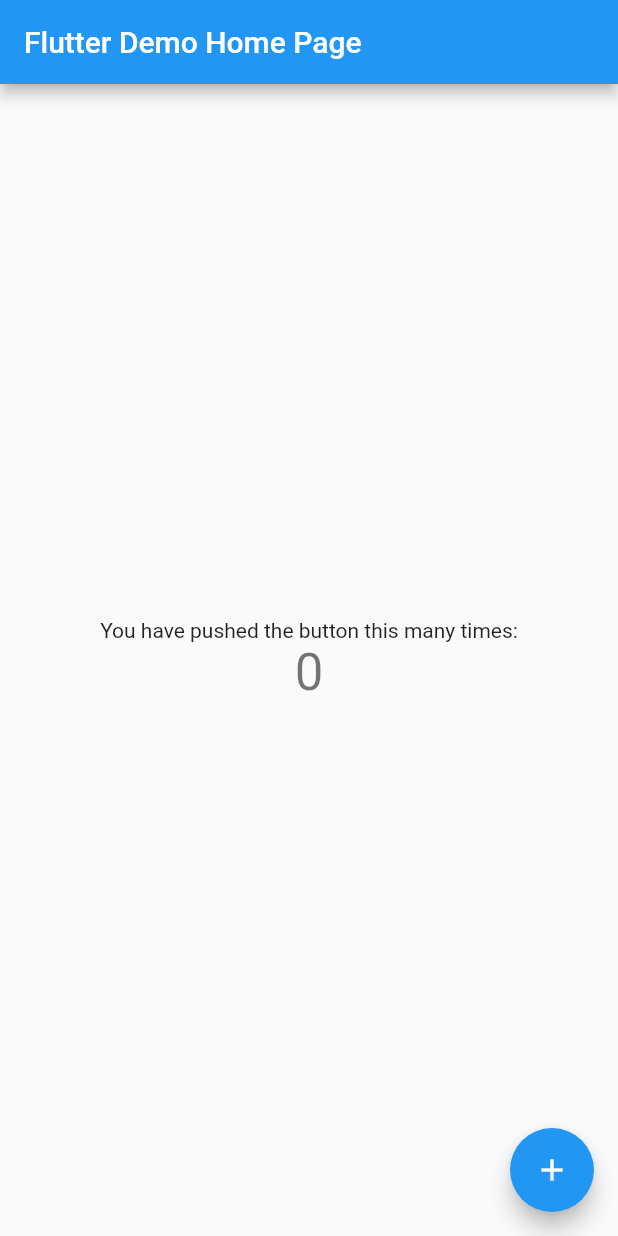
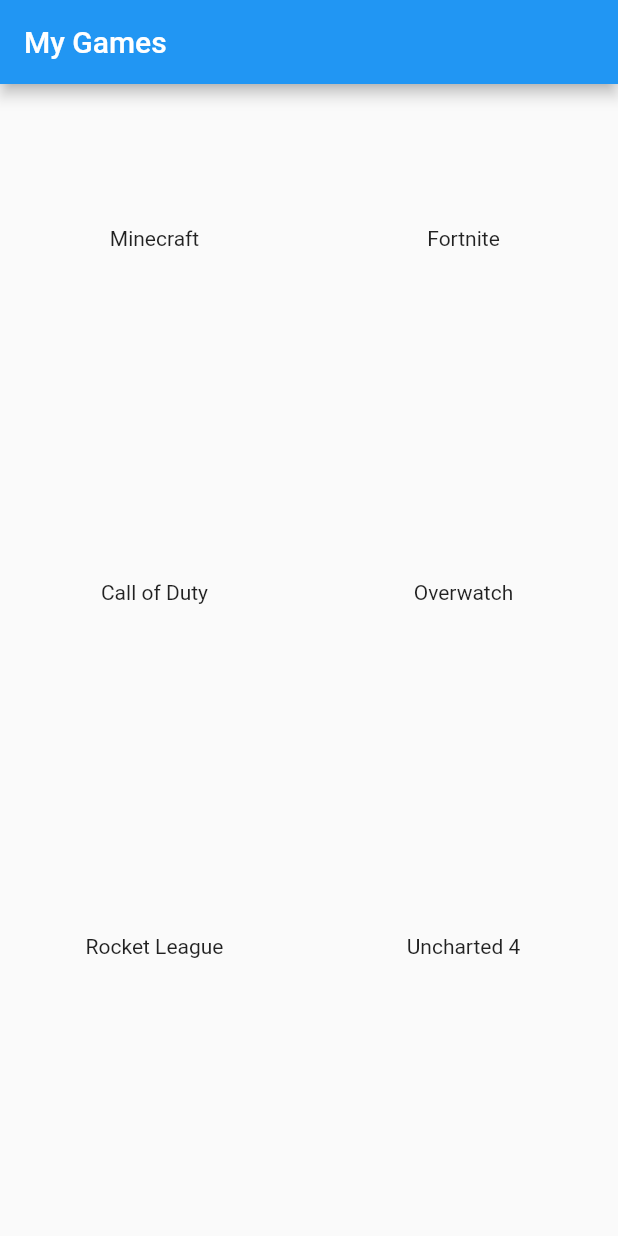
Before and after one commit to fluttersensei/video_game_catalog, a Flutter app: the screen it shows after launch, on a phone screen of 412 x 824 dp. Run offline on Flutter 3.47's test engine with Material 2 defaults, Android fonts, the phone set to English and light mode, and no system bars.

Commit message:
Adding a GridView

```diff
--- /dev/null
+++ b/lib/containers/game_grid.dart
@@ -0,0 +1,17 @@
+import 'package:flutter/material.dart';
+
+class GameGrid extends StatelessWidget {
+  GameGrid(this.gameList);
+  final List<String> gameList;
+
+  @override
+  Widget build(BuildContext context) {
+    return GridView.count(
+      crossAxisCount: 2,
+      mainAxisSpacing: 30,
+      children: List.generate(gameList.length, (index) {
+        return Center(child: Text(gameList[index]));
+      }),
+    );
+  }
+}
--- a/lib/main.dart
+++ b/lib/main.dart
@@ -1,42 +1,34 @@
 import 'package:flutter/material.dart';
+import 'package:video_game_catalog/containers/game_grid.dart';
 
 void main() => runApp(MyApp());
 
+const List<String> initialGames = [
+  'Minecraft',
+  'Fortnite',
+  'Call of Duty',
+  'Overwatch',
+  'Rocket League',
+  'Uncharted 4',
+  'Forza Horizon 4',
+  'Cuphead',
+];
+
 class MyApp extends StatelessWidget {
-  // This widget is the root of your application.
   @override
   Widget build(BuildContext context) {
     return MaterialApp(
-      title: 'Flutter Demo',
+      title: 'Video Game Catalog',
       theme: ThemeData(
-        // This is the theme of your application.
-        //
-        // Try running your application with "flutter run". You'll see the
-        // application has a blue toolbar. Then, without quitting the app, try
-        // changing the primarySwatch below to Colors.green and then invoke
-        // "hot reload" (press "r" in the console where you ran "flutter run",
-        // or simply save your changes to "hot reload" in a Flutter IDE).
-        // Notice that the counter didn't reset back to zero; the application
-        // is not restarted.
         primarySwatch: Colors.blue,
       ),
-      home: MyHomePage(title: 'Flutter Demo Home Page'),
+      home: MyHomePage(title: 'My Games'),
     );
   }
 }
 
 class MyHomePage extends StatefulWidget {
   MyHomePage({Key key, this.title}) : super(key: key);
-
-  // This widget is the home page of your application. It is stateful, meaning
-  // that it has a State object (defined below) that contains fields that affect
-  // how it looks.
-
-  // This class is the configuration for the state. It holds the values (in this
-  // case the title) provided by the parent (in this case the App widget) and
-  // used by the build method of the State. Fields in a Widget subclass are
-  // always marked "final".
-
   final String title;
 
   @override
@@ -44,68 +36,13 @@ class MyHomePage extends StatefulWidget {
 }
 
 class _MyHomePageState extends State<MyHomePage> {
-  int _counter = 0;
-
-  void _incrementCounter() {
-    setState(() {
-      // This call to setState tells the Flutter framework that something has
-      // changed in this State, which causes it to rerun the build method below
-      // so that the display can reflect the updated values. If we changed
-      // _counter without calling setState(), then the build method would not be
-      // called again, and so nothing would appear to happen.
-      _counter++;
-    });
-  }
-
   @override
   Widget build(BuildContext context) {
-    // This method is rerun every time setState is called, for instance as done
-    // by the _incrementCounter method above.
-    //
-    // The Flutter framework has been optimized to make rerunning build methods
-    // fast, so that you can just rebuild anything that needs updating rather
-    // than having to individually change instances of widgets.
     return Scaffold(
       appBar: AppBar(
-        // Here we take the value from the MyHomePage object that was created by
-        // the App.build method, and use it to set our appbar title.
         title: Text(widget.title),
       ),
-      body: Center(
-        // Center is a layout widget. It takes a single child and positions it
-        // in the middle of the parent.
-        child: Column(
-          // Column is also layout widget. It takes a list of children and
-          // arranges them vertically. By default, it sizes itself to fit its
-          // children horizontally, and tries to be as tall as its parent.
-          //
-          // Invoke "debug painting" (press "p" in the console, choose the
-          // "Toggle Debug Paint" action from the Flutter Inspector in Android
-          // Studio, or the "Toggle Debug Paint" command in Visual Studio Code)
-          // to see the wireframe for each widget.
-          //
-          // Column has various properties to control how it sizes itself and
-          // how it positions its children. Here we use mainAxisAlignment to
-          // center the children vertically; the main axis here is the vertical
-          // axis because Columns are vertical (the cross axis would be
-          // horizontal).
-          mainAxisAlignment: MainAxisAlignment.center,
-          children: <Widget>[
-            Text(
-              'You have pushed the button this many times:',
-            ),
-            Text(
-              '$_counter',
-              style: Theme.of(context).textTheme.display1,
-            ),
-          ],
-        ),
-      ),
-      floatingActionButton: FloatingActionButton(
-        onPressed: _incrementCounter,
-        tooltip: 'Increment',
-        child: Icon(Icons.add),
-      ), // This trailing comma makes auto-formatting nicer for build methods.
+      body: GameGrid(initialGames),
     );
   }
 }
```
Also changed, not shown: 1 other file.
